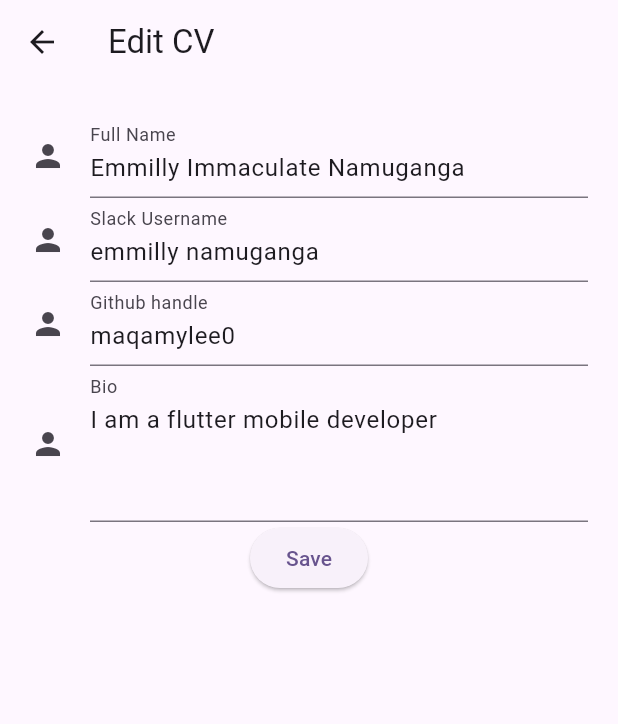
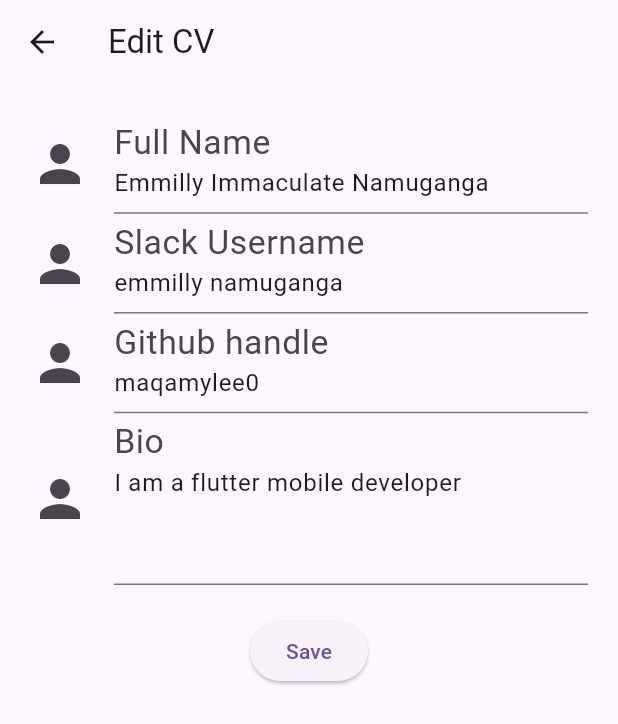
Before and after one commit to maqamylee0/hngx_cv_2, a Flutter app: the screen it shows after launch, after a tap on the "edit" icon, on a phone screen of 412 x 824 dp. Shown: the top 724 px of the screen. Run offline on Flutter 3.47's test engine with Material 2 defaults, Android fonts, the phone set to English and light mode, and no system bars.

Commit message:
Edit edit cv page layout

```diff
--- a/lib/editPage.dart
+++ b/lib/editPage.dart
@@ -44,22 +44,26 @@ class _EditPageState extends State<EditPage> {
         title: Text("Edit CV"),
       ),
       body: Container(
+        height: MediaQuery.of(context).size.height,
         padding: EdgeInsets.all(20),
         child: SingleChildScrollView(
           child: Column(
+
             children: [
               TextFormField(
                 decoration: const InputDecoration(
-                  icon: Icon(Icons.person),
+                  icon: Icon(Icons.person,size: 40,),
                   labelText: 'Full Name',
+                  labelStyle: TextStyle(fontSize: 30)
                 ),
                 controller: nameController,
 
               ),
               TextFormField(
                 decoration: const InputDecoration(
-                  icon: Icon(Icons.person),
+                  icon: Icon(Icons.person, size: 40,),
                   labelText: 'Slack Username',
+                    labelStyle: TextStyle(fontSize: 30)
                 ),
 
                 controller: slackUsernamerController,
@@ -67,8 +71,9 @@ class _EditPageState extends State<EditPage> {
               ),
               TextFormField(
                 decoration: const InputDecoration(
-                  icon: Icon(Icons.person),
+                  icon: Icon(Icons.person, size: 40,),
                   labelText: 'Github handle',
+                    labelStyle: TextStyle(fontSize: 30)
                 ),
 
                 controller: githubHandleController,
@@ -76,15 +81,19 @@ class _EditPageState extends State<EditPage> {
               ),
               TextFormField(
                 decoration: const InputDecoration(
-                  icon: Icon(Icons.person),
+                  icon: Icon(Icons.person, size: 40,),
                   labelText: 'Bio',
+                    labelStyle: TextStyle(fontSize: 30)
                 ),
                 controller: bioController,
                 maxLines: 5,
                 minLines: 3,
 
               ),
-              ElevatedButton(onPressed: _goToMainPage, child: Text("Save"))
+              Padding(
+                padding: const EdgeInsets.all(20.0),
+                child: ElevatedButton(onPressed: _goToMainPage, child: Text("Save")),
+              )
 
             ],
           ),
```
